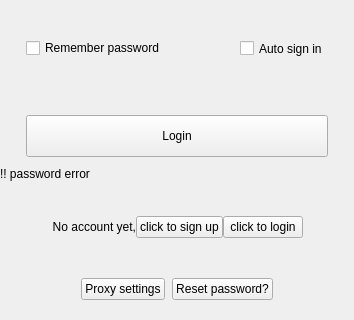
Above: src/ui/wizLoginDialog.ui from WizTeam/WizQTClient before the change; both pictures show x 0 to 354 and y 183 to 503 of the 354 by 503 pixel window. Below: the same form after it.
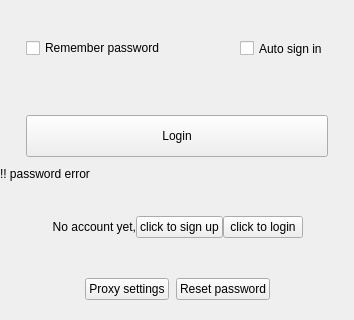
That is the form after the change. Custom widgets are drawn as their Qt base class.

Diff of the .ui file:
```diff
--- a/src/ui/wizLoginDialog.ui
+++ b/src/ui/wizLoginDialog.ui
@@ -661,7 +661,7 @@
         <cursorShape>PointingHandCursor</cursorShape>
        </property>
        <property name="text">
-        <string>Reset password?</string>
+        <string>Reset password</string>
        </property>
       </widget>
      </item>
```
